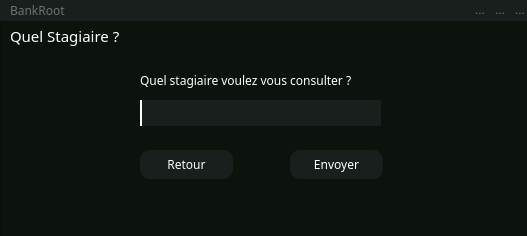
Above: quel_stagiaire.ui from SparqueeZ/Bank-Root before the change. Below: the same form after it.
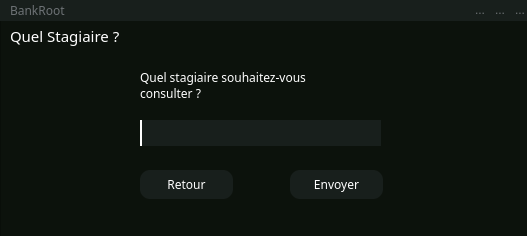
That is the form after the change. Icons and pictures are not drawn.

The edit to the form file:
```diff
--- a/quel_stagiaire.ui
+++ b/quel_stagiaire.ui
@@ -36,8 +36,8 @@
      <rect>
       <x>140</x>
       <y>70</y>
-      <width>251</width>
-      <height>20</height>
+      <width>241</width>
+      <height>31</height>
      </rect>
     </property>
     <property name="font">
@@ -51,14 +51,16 @@
 </string>
     </property>
     <property name="text">
-     <string>Quel stagiaire voulez vous consulter ?</string>
+     <string>Quel stagiaire souhaitez-vous 
+consulter ?
+</string>
     </property>
    </widget>
    <widget class="QLineEdit" name="lineEdit_5">
     <property name="geometry">
      <rect>
       <x>140</x>
-      <y>100</y>
+      <y>120</y>
       <width>241</width>
       <height>26</height>
      </rect>
@@ -77,7 +79,7 @@
     <property name="geometry">
      <rect>
       <x>140</x>
-      <y>150</y>
+      <y>170</y>
       <width>93</width>
       <height>29</height>
      </rect>
@@ -116,7 +118,7 @@
     <property name="geometry">
      <rect>
       <x>290</x>
-      <y>150</y>
+      <y>170</y>
       <width>93</width>
       <height>29</height>
      </rect>
@@ -157,7 +159,7 @@
      <rect>
       <x>10</x>
       <y>20</y>
-      <width>111</width>
+      <width>151</width>
       <height>31</height>
      </rect>
     </property>
```
